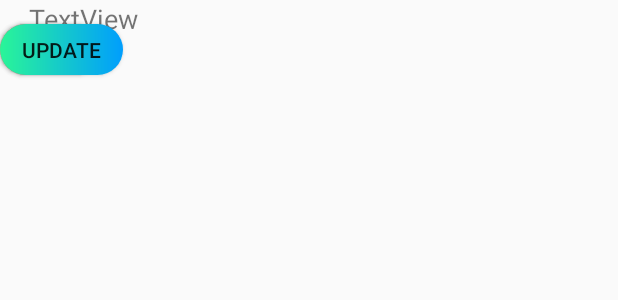
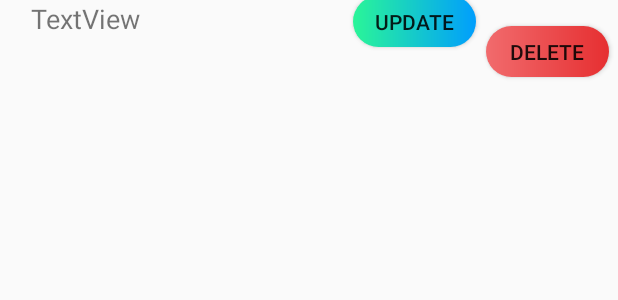
Before and after one commit to cobradashboard/DashHelper, an Android app: the layout list_temp.xml on its own in the app's theme, with its tools: preview values and no code run, on a phone screen of 412 x 824 dp. Shown: the top 300 px of the screen. Run offline under Robolectric (Android 15) with nearby library versions, the phone set to English and light mode, and no system bars; Roboto replaces fonts that are not available here.

Commit message:
list temp interface modify

```diff
--- a/app/src/main/java/com/example/dashhelper/view_plan.java
+++ b/app/src/main/java/com/example/dashhelper/view_plan.java
@@ -40,7 +40,7 @@ public class view_plan extends AppCompatActivity {
         dbRefV = FirebaseDatabase.getInstance().getReference().child("plan");
 
         listView = (ListView) findViewById(R.id.listviewtxt);
-        btnDelete = (Button)findViewById(R.id.btnDelete);
+        btnDelete = (Button)findViewById(R.id.addUpdate);
 
 //        wDelPlan=((wdelplan)getApplicationContext());
 
--- a/app/src/main/res/layout/list_temp.xml
+++ b/app/src/main/res/layout/list_temp.xml
@@ -1,35 +1,36 @@
 <?xml version="1.0" encoding="utf-8"?>
-<androidx.constraintlayout.widget.ConstraintLayout
-    xmlns:android="http://schemas.android.com/apk/res/android"
+<androidx.constraintlayout.widget.ConstraintLayout xmlns:android="http://schemas.android.com/apk/res/android"
     xmlns:app="http://schemas.android.com/apk/res-auto"
     xmlns:tools="http://schemas.android.com/tools"
-    android:orientation="vertical"
     android:layout_width="match_parent"
-    android:layout_height="match_parent">
+    android:layout_height="match_parent"
+    android:orientation="vertical">
 
     <TextView
         android:id="@+id/id_plan"
-        android:layout_width="216dp"
-        android:layout_height="55dp"
+        android:layout_width="208dp"
+        android:layout_height="wrap_content"
         android:text="TextView"
         android:textSize="18sp"
         app:layout_constraintEnd_toEndOf="parent"
         app:layout_constraintHorizontal_bias="0.1"
         app:layout_constraintStart_toStartOf="parent"
         tools:ignore="MissingConstraints"
-        tools:layout_editor_absoluteY="4dp" />
+        tools:layout_editor_absoluteY="16dp"/>
 
     <Button
         android:id="@+id/btnDelete"
-        android:layout_width="67dp"
+        android:layout_width="82dp"
         android:layout_height="34dp"
         android:background="@drawable/btnexam"
         android:text="@string/btndelete"
         app:layout_constraintBottom_toBottomOf="parent"
+        app:layout_constraintEnd_toEndOf="parent"
+        app:layout_constraintHorizontal_bias="0.981"
+        app:layout_constraintStart_toStartOf="parent"
         app:layout_constraintTop_toTopOf="parent"
-        app:layout_constraintVertical_bias="0.02"
-        tools:ignore="MissingConstraints"
-        tools:layout_editor_absoluteX="338dp" />
+        app:layout_constraintVertical_bias="0.022"
+        tools:ignore="MissingConstraints" />
 
     <Button
         android:id="@+id/addUpdate"
@@ -37,10 +38,10 @@
         android:layout_height="34dp"
         android:background="@drawable/custbtnadd"
         android:text="UPDATE"
-        app:layout_constraintBottom_toBottomOf="parent"
-        app:layout_constraintTop_toTopOf="parent"
-        app:layout_constraintVertical_bias="0.02"
-        tools:ignore="MissingConstraints"
-        tools:layout_editor_absoluteX="243dp" />
+        app:layout_constraintBaseline_toBaselineOf="@+id/id_plan"
+        app:layout_constraintEnd_toEndOf="@+id/btnDelete"
+        app:layout_constraintHorizontal_bias="0.727"
+        app:layout_constraintStart_toStartOf="parent"
+        tools:ignore="MissingConstraints" />
 
 </androidx.constraintlayout.widget.ConstraintLayout>
```
